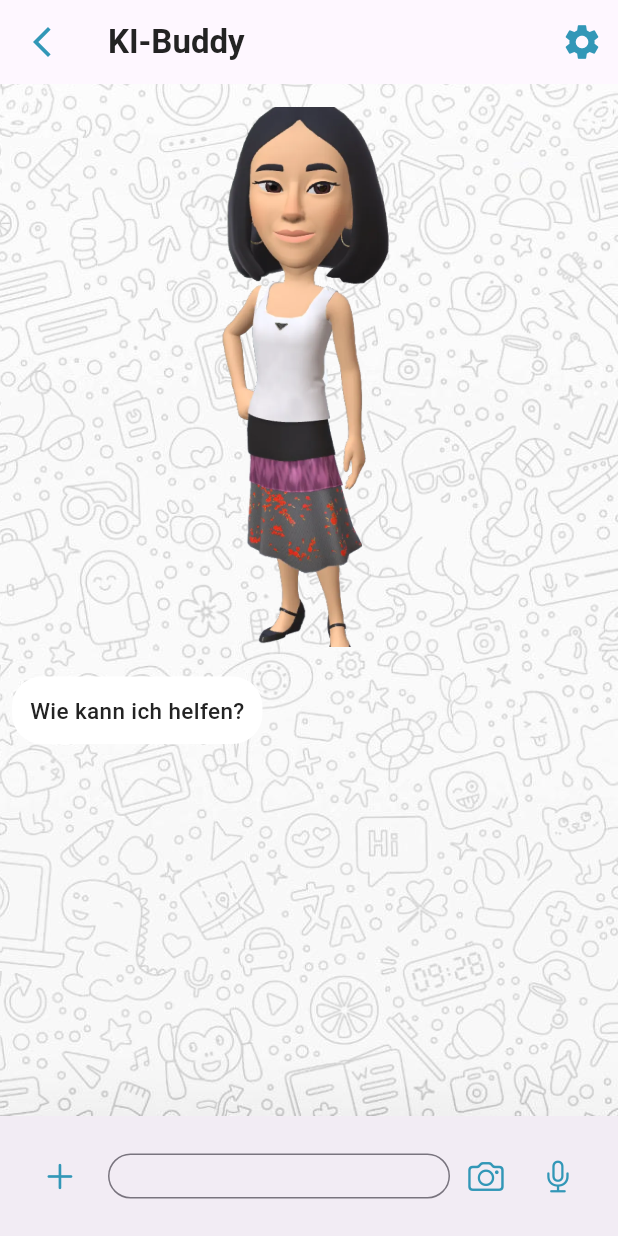
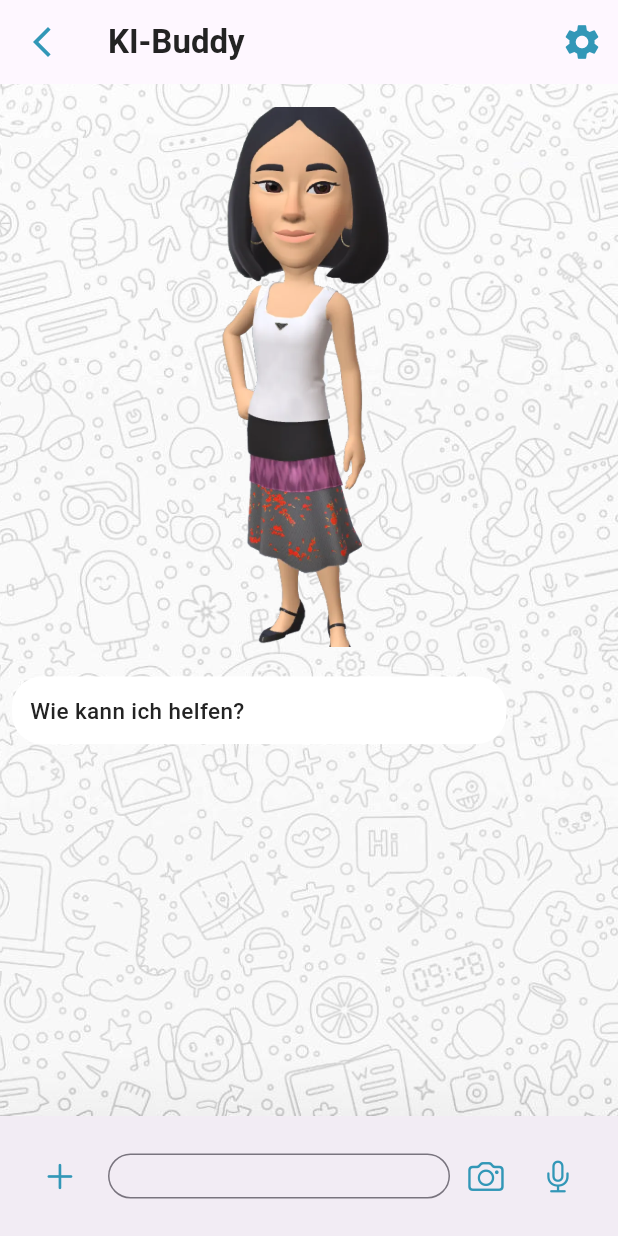
Before and after one commit to melmmarc/kibuddy, a Flutter app: the SettingsPage screen opened directly, after a tap on the "arrow back ios new" icon, on a phone screen of 412 x 824 dp. Run offline on Flutter 3.47's test engine with Material 3 defaults, Android fonts, the phone set to English and light mode, and no system bars.

Commit message:
added different ki answers

```diff
--- a/kibuddy/lib/screens/chat.dart
+++ b/kibuddy/lib/screens/chat.dart
@@ -89,9 +89,16 @@ class _ChatPageState extends State<ChatPage> {
                     onPressed: () {
                       // Navigate to the KIBuddyPage when the robot icon is clicked
                       Navigator.push(
-                        context,
-                        MaterialPageRoute(builder: (context) => const KIBuddyPage()), // Assuming KIBuddyPage is the name of your screen
-                      );
+  context,
+  MaterialPageRoute(
+    builder: (context) => const KIBuddyPage(
+      firstMessageClicked: false,
+      secondMessageClicked: false,
+      thirdMessageClicked: false,
+      fourthMessageClicked: false,
+    ),
+  ),
+);
                     },
                   ),
                 ),
--- a/kibuddy/lib/screens/kibuddy.dart
+++ b/kibuddy/lib/screens/kibuddy.dart
@@ -6,16 +6,21 @@ import 'settings.dart';
 class ChatBubble extends StatelessWidget {
   final String message;
 
-  const ChatBubble({super.key, required this.message});
+  const ChatBubble({super.key, Key? key2, required this.message});
 
   @override
   Widget build(BuildContext context) {
+    // Calculate the width based on 80% of the screen width
+    final double screenWidth = MediaQuery.of(context).size.width;
+    final double bubbleWidth = screenWidth * 0.8;
+
     return Padding(
       padding: const EdgeInsets.symmetric(vertical: 0.0, horizontal: 8.0),
       child: Row(
         mainAxisAlignment: MainAxisAlignment.start,
         children: [
           Container(
+            width: bubbleWidth, // Set the width of the container
             decoration: const BoxDecoration(
               color: Colors.white,
               borderRadius: BorderRadius.only(
@@ -41,11 +46,36 @@ class ChatBubble extends StatelessWidget {
   }
 }
 
+
 class KIBuddyPage extends StatelessWidget {
-  const KIBuddyPage({super.key});
+  final bool firstMessageClicked;
+  final bool secondMessageClicked;
+  final bool thirdMessageClicked;
+  final bool fourthMessageClicked;
+
+  const KIBuddyPage({
+    super.key,
+    required this.firstMessageClicked,
+    required this.secondMessageClicked,
+    required this.thirdMessageClicked,
+    required this.fourthMessageClicked,
+  });
 
   @override
   Widget build(BuildContext context) {
+    String message;
+    if (firstMessageClicked) {
+      message = "Megan scheint sich auch auf dich zu freuen, kein Grund zur Sorge.";
+    } else if (secondMessageClicked) {
+      message = "Ich bin mir auch nicht ganz sicher wie ich diese Antwort deuten soll. Sei lieber etwas vorsichtig.";
+    } else if (thirdMessageClicked) {
+      message = "Megan scheint sauer auf dich zu sein, da sie sich auf dich gefreut hat und du kurzfristig abgesagt hast.";
+    } else if (fourthMessageClicked) {
+      message = "Sarkasmus! Es ist ein Problem für sie und sie wünscht euch nicht viel Spaß, sondern ist sauer.";
+    } else {
+      message = "Wie kann ich helfen?"; // Default message if none of the buttons are clicked
+    }
+
     return Scaffold(
       body: Stack(
         children: [
@@ -116,8 +146,8 @@ class KIBuddyPage extends StatelessWidget {
               ),
               Transform.translate(
                 offset: const Offset(0.0, -55.0), // Adjust the vertical offset
-                child: const ChatBubble(
-                  message: 'Wie kann ich helfen?',
+                child: ChatBubble(
+                  message: message,
                 ),
               ),
               Expanded(
@@ -129,6 +159,7 @@ class KIBuddyPage extends StatelessWidget {
           ),
         ],
       ),
+
       bottomNavigationBar: BottomAppBar(
         child: Padding(
           padding: const EdgeInsets.symmetric(horizontal: 0.0),
--- a/kibuddy/lib/screens/settings.dart
+++ b/kibuddy/lib/screens/settings.dart
@@ -24,9 +24,16 @@ class SettingsPage extends StatelessWidget {
     color: const Color(0xFF3297B7),
     onPressed: () {
     Navigator.push(
-      context,
-      MaterialPageRoute(builder: (context) => const KIBuddyPage()), // Assuming KiBuddy is the name of your screen
-    );
+  context,
+  MaterialPageRoute(
+    builder: (context) => const KIBuddyPage(
+      firstMessageClicked: false,
+      secondMessageClicked: false,
+      thirdMessageClicked: false,
+      fourthMessageClicked: false,
+    ),
+  ),
+);
   },
   ),
   automaticallyImplyLeading: false, // This removes the automatically generated back button
```
